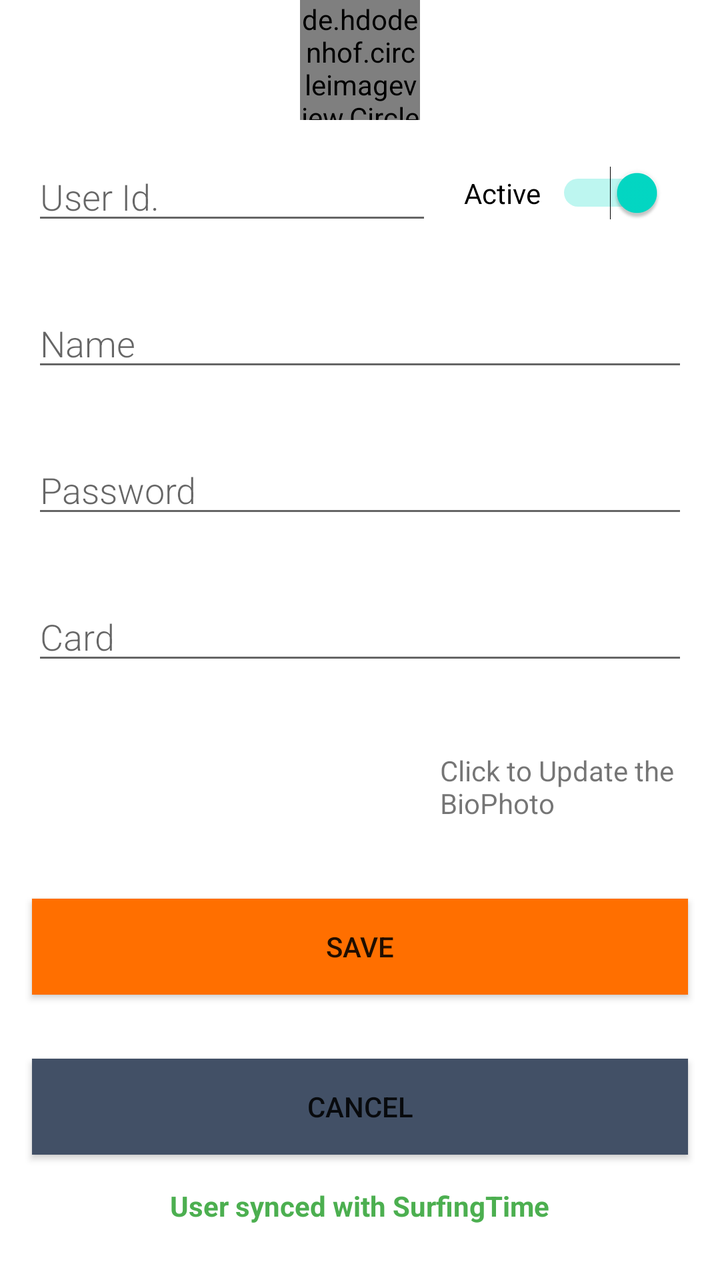
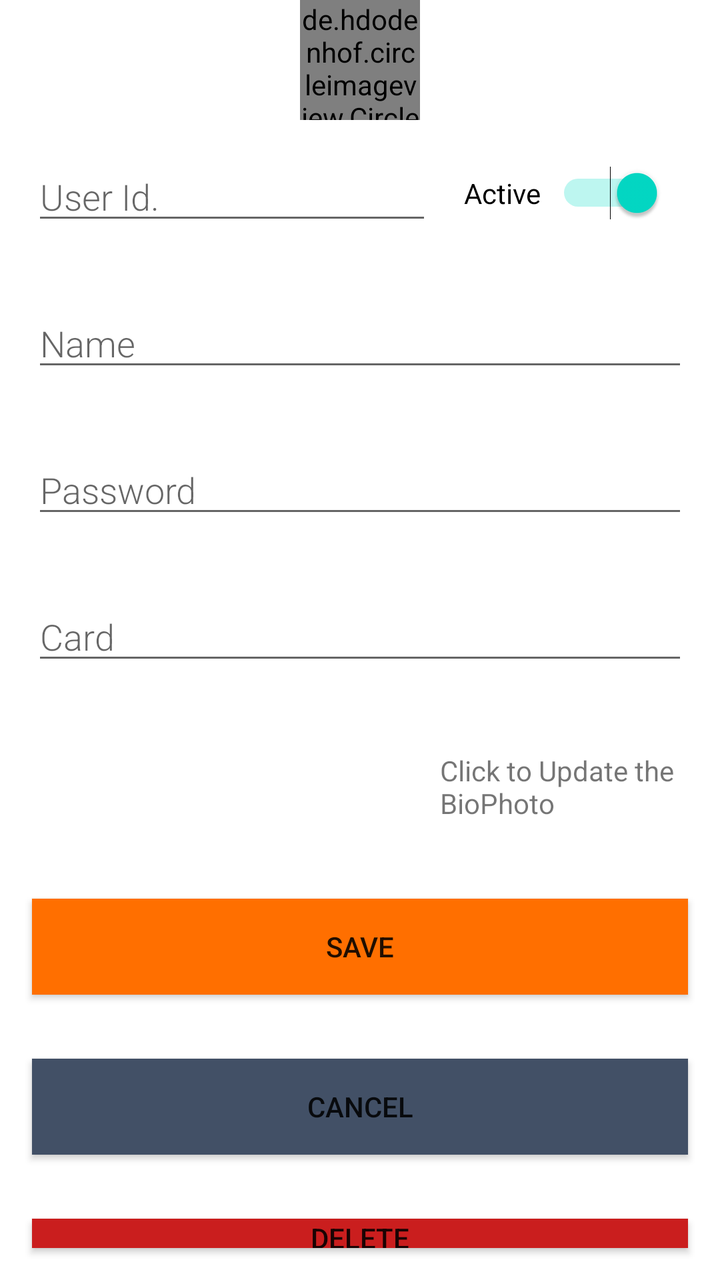

Before-and-after screenshots of an Android layout around one commit, followed by the original layout XML and the change that was made.
<!-- AndroidManifest.xml: application theme Theme.SurfingAttendance -->
<!-- res/layout/fragment_users_upsert.xml -->
<?xml version="1.0" encoding="utf-8"?>
<LinearLayout xmlns:android="http://schemas.android.com/apk/res/android"
    xmlns:app="http://schemas.android.com/apk/res-auto"
    android:orientation="vertical"
    android:layout_width="match_parent"
    android:layout_height="match_parent"
    android:layout_marginTop="10dp">

    <de.hdodenhof.circleimageview.CircleImageView
        xmlns:app="http://schemas.android.com/apk/res-auto"
        android:id="@+id/circleimageview_upsert_user_picture"
        android:layout_width="60dp"
        android:layout_height="60dp"
        android:layout_gravity="center"
        app:civ_border_width="2dp"
        android:src="@drawable/ic_outline_photo_camera_24"
        app:civ_border_color="#FF000000"/>

    <RelativeLayout
        android:layout_width="match_parent"
        android:layout_height="wrap_content">

        <EditText
            android:id="@+id/editText_upsert_user_id"
            android:layout_width="200dp"
            android:layout_height="wrap_content"
            android:minHeight="8dp"
            android:fontFamily="sans-serif-light"
            android:hint="@string/editText_user_id"
            android:inputType="number"
            android:layout_margin="16dp"

            android:textSize="18sp" />

        <Switch
            android:id="@+id/switch_upsert_active"
            android:layout_width="100dp"
            android:layout_height="wrap_content"
            android:layout_toRightOf="@id/editText_upsert_user_id"
            android:layout_centerVertical="true"
            android:checked="true"
            android:text="@string/switch_active" />

    </RelativeLayout>

    <EditText
        android:id="@+id/editText_upsert_name"
        android:layout_width="match_parent"
        android:layout_height="wrap_content"
        android:minHeight="8dp"
        android:fontFamily="sans-serif-light"
        android:hint="@string/editText_user_name"
        android:inputType="textAutoComplete"
        android:layout_margin="16dp"
        android:textSize="18sp" />

    <EditText
        android:id="@+id/editText_upsert_password"
        android:layout_width="match_parent"
        android:layout_height="wrap_content"
        android:minHeight="8dp"
        android:fontFamily="sans-serif-light"
        android:hint="@string/editText_password"
        android:inputType="number"
        android:layout_margin="16dp"
        android:layout_centerVertical="true"
        android:textSize="18sp" />

    <EditText
        android:id="@+id/editText_upsert_card"
        android:layout_width="match_parent"
        android:layout_height="wrap_content"
        android:minHeight="8dp"
        android:fontFamily="sans-serif-light"
        android:hint="@string/editText_card"
        android:inputType="textAutoComplete"
        android:layout_margin="16dp"
        android:textSize="18sp" />

    <RelativeLayout
        android:layout_width="match_parent"
        android:layout_height="wrap_content">

        <ImageView
            android:id="@+id/imageview_upsert_biophoto"
            android:layout_width="80dp"
            android:layout_height="80dp"
            android:layout_centerHorizontal="true"
            app:srcCompat="@drawable/ic_launcher_facerec_foreground" />

        <TextView
            android:layout_width="wrap_content"
            android:layout_toRightOf="@id/imageview_upsert_biophoto"
            android:layout_height="wrap_content"
            android:layout_centerVertical="true"
            android:text="@string/textView_setBioPhoto"
            />

    </RelativeLayout>

    <Button
        android:id="@+id/button_save"
        android:layout_width="match_parent"
        android:layout_height="wrap_content"
        android:background="@color/tfe_color_primary_dark"
        android:text="@string/button_save"
        android:layout_margin="16dp" />

    <Button
        android:id="@+id/button_cancel"
        android:layout_width="match_parent"
        android:layout_height="wrap_content"
        android:background="@color/tfe_color_accent"
        android:text="@string/button_cancel"
        android:layout_margin="16dp" />

    <TextView
        android:id="@+id/textView_user_upsert_surfingtimesync"
        android:layout_width="wrap_content"
        android:layout_height="wrap_content"
        android:layout_gravity="center"
        android:textColor="@color/ok"
        android:text="@string/textView_SurfingTimeSync_Yes"
        />


</LinearLayout>
<!-- resources referenced by this layout -->
<resources>
  <color name="ok">#4CAF50</color>
  <color name="tfe_color_accent">#425066</color>
  <color name="tfe_color_primary_dark">#ff6f00</color>
  <!-- drawable ic_launcher_facerec_foreground (drawable) -->
  <vector xmlns:android="http://schemas.android.com/apk/res/android"
      android:width="108dp"
      android:height="108dp"
      android:viewportWidth="108"
      android:viewportHeight="108"
      android:tint="#FFFFFF">
    <group android:scaleX="2.61"
        android:scaleY="2.61"
        android:translateX="22.68"
        android:translateY="22.68">
      <path
          android:fillColor="@android:color/white"
          android:pathData="M11.99,2C6.47,2 2,6.48 2,12s4.47,10 9.99,10C17.52,22 22,17.52 22,12S17.52,2 11.99,2zM12,20c-4.42,0 -8,-3.58 -8,-8s3.58,-8 8,-8 8,3.58 8,8 -3.58,8 -8,8zM15.5,11c0.83,0 1.5,-0.67 1.5,-1.5S16.33,8 15.5,8 14,8.67 14,9.5s0.67,1.5 1.5,1.5zM8.5,11c0.83,0 1.5,-0.67 1.5,-1.5S9.33,8 8.5,8 7,8.67 7,9.5 7.67,11 8.5,11zM12,17.5c2.33,0 4.31,-1.46 5.11,-3.5L6.89,14c0.8,2.04 2.78,3.5 5.11,3.5z"/>
    </group>
  </vector>
  <!-- drawable ic_outline_photo_camera_24 (drawable) -->
  <vector android:height="24dp" android:tint="#FFFFFF"
      android:viewportHeight="24" android:viewportWidth="24"
      android:width="24dp" xmlns:android="http://schemas.android.com/apk/res/android">
      <path android:fillColor="@android:color/white" android:pathData="M14.12,4l1.83,2L20,6v12L4,18L4,6h4.05l1.83,-2h4.24M15,2L9,2L7.17,4L4,4c-1.1,0 -2,0.9 -2,2v12c0,1.1 0.9,2 2,2h16c1.1,0 2,-0.9 2,-2L22,6c0,-1.1 -0.9,-2 -2,-2h-3.17L15,2zM12,9c1.65,0 3,1.35 3,3s-1.35,3 -3,3 -3,-1.35 -3,-3 1.35,-3 3,-3m0,-2c-2.76,0 -5,2.24 -5,5s2.24,5 5,5 5,-2.24 5,-5 -2.24,-5 -5,-5z"/>
  </vector>
  <string name="button_cancel">Cancel</string>
  <string name="button_save">Save</string>
  <string name="editText_card">Card</string>
  <string name="editText_password">Password</string>
  <string name="editText_user_id">User Id.</string>
  <string name="editText_user_name">Name</string>
  <string name="switch_active">Active</string>
  <string name="textView_SurfingTimeSync_Yes"><b>User synced with SurfingTime</b></string>
  <string name="textView_setBioPhoto">Click to Update the BioPhoto</string>
  <style name="Theme.SurfingAttendance" parent="Theme.MaterialComponents.DayNight.DarkActionBar">
  
      </style>
</resources>

<!-- the commit's change to res/layout/fragment_users_upsert.xml (unified diff, before → after) -->
@@ -114,6 +114,14 @@
         android:text="@string/button_cancel"
         android:layout_margin="16dp" />
 
+    <Button
+        android:id="@+id/button_delete"
+        android:layout_width="match_parent"
+        android:layout_height="wrap_content"
+        android:background="@color/danger"
+        android:text="@string/button_delete"
+        android:layout_margin="16dp" />
+
     <TextView
         android:id="@+id/textView_user_upsert_surfingtimesync"
         android:layout_width="wrap_content"
<!-- resource entries referenced after the edit -->
@@ -1,5 +1,6 @@
 <!-- resources referenced by this layout -->
 <resources>
+  <color name="danger">#CA1E1E</color>
   <color name="ok">#4CAF50</color>
   <color name="tfe_color_accent">#425066</color>
   <color name="tfe_color_primary_dark">#ff6f00</color>
@@ -26,6 +27,7 @@
       <path android:fillColor="@android:color/white" android:pathData="M14.12,4l1.83,2L20,6v12L4,18L4,6h4.05l1.83,-2h4.24M15,2L9,2L7.17,4L4,4c-1.1,0 -2,0.9 -2,2v12c0,1.1 0.9,2 2,2h16c1.1,0 2,-0.9 2,-2L22,6c0,-1.1 -0.9,-2 -2,-2h-3.17L15,2zM12,9c1.65,0 3,1.35 3,3s-1.35,3 -3,3 -3,-1.35 -3,-3 1.35,-3 3,-3m0,-2c-2.76,0 -5,2.24 -5,5s2.24,5 5,5 5,-2.24 5,-5 -2.24,-5 -5,-5z"/>
   </vector>
   <string name="button_cancel">Cancel</string>
+  <string name="button_delete">Delete</string>
   <string name="button_save">Save</string>
   <string name="editText_card">Card</string>
   <string name="editText_password">Password</string>
